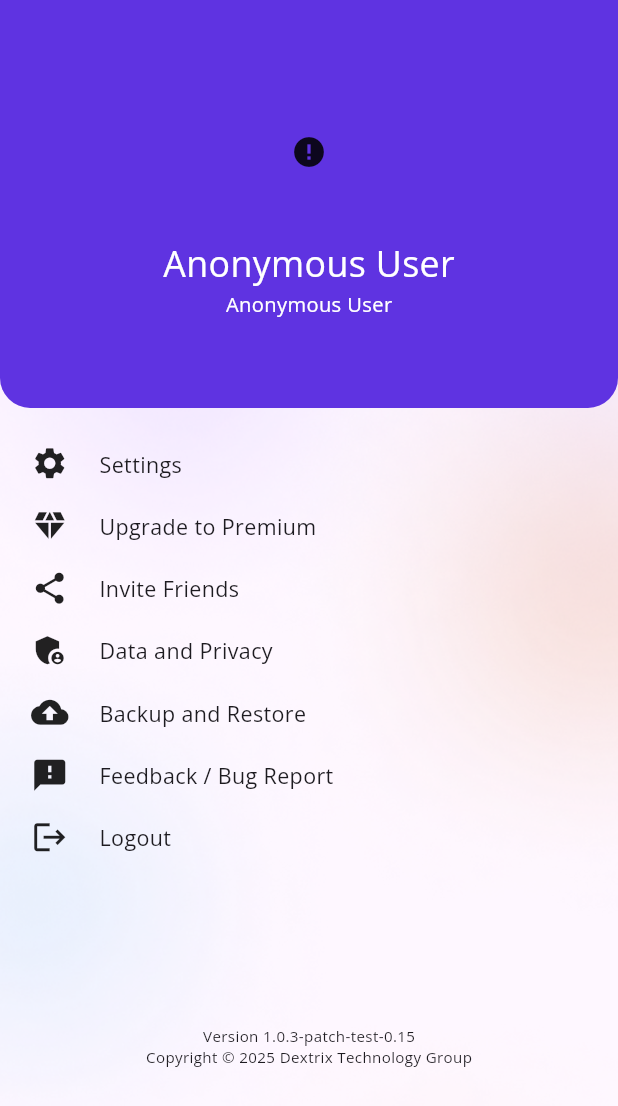
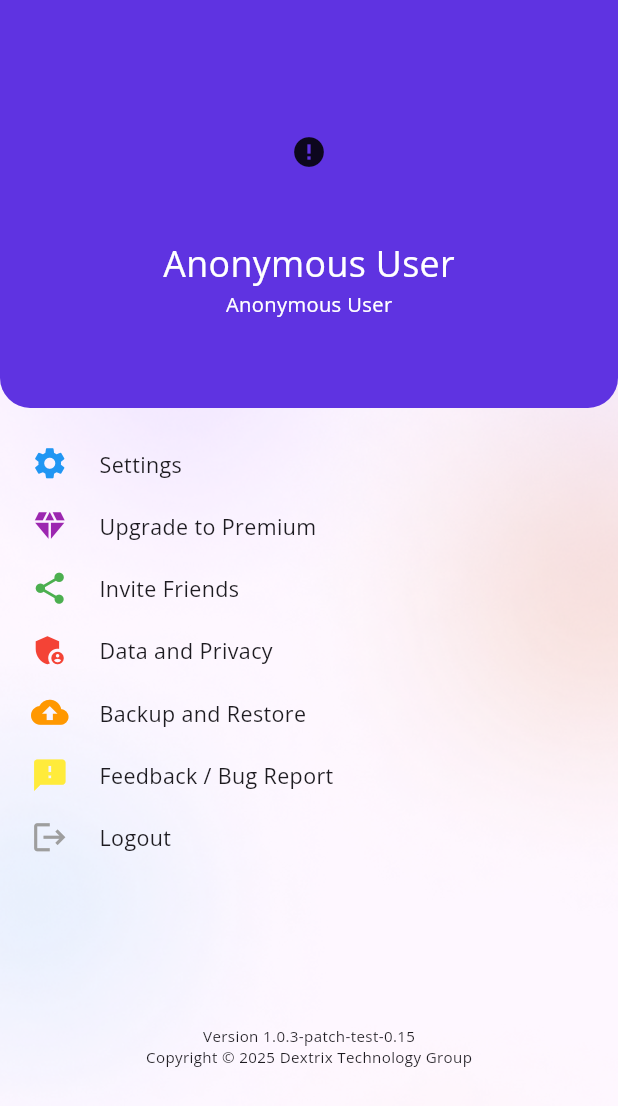
Before and after one commit to ROUNAK-K-JHA-2002/budget-beam, a Flutter app: the ProfileScreen screen opened by its route, on a phone screen of 412 x 824 dp. Shown: the top 1106 px of the screen. Run offline on Flutter 3.47's test engine with Material 3 defaults, Android fonts, the phone set to English and light mode, and no system bars; drawn by our look-alikes of cached_network_image; our stand-ins replace cloud_firestore, connectivity_plus, firebase_auth, firebase_core, flutter_dotenv, flutter_riverpod and 12 more; missing offline and left inert: graphic; accounts and stored records are empty; generated files the repository leaves out were written again; network calls fail.

Commit message:
New Fix for usermodel

```diff
--- a/lib/components/banner_ads_widget.dart
+++ b/lib/components/banner_ads_widget.dart
@@ -27,13 +27,10 @@ class _BannerAdsWidgetState extends State<BannerAdsWidget> {
   @override
   Widget build(BuildContext context) {
     return bannerAd.responseInfo == null
-        ? SizedBox.shrink()
+        ? const SizedBox.shrink()
         : Container(
             margin: EdgeInsets.symmetric(vertical: 0.5.h),
             width: bannerAd.size.width.toDouble(),
-            height: bannerAd.responseInfo!.responseId == null
-                ? 0
-                : bannerAd.size.height.toDouble(),
             alignment: Alignment.center,
             child: SizedBox(),
             // child: AdWidget(ad: bannerAd),
--- a/lib/screens/home_screen.dart
+++ b/lib/screens/home_screen.dart
@@ -354,7 +354,8 @@ class _HomeScreenState extends ConsumerState<HomeScreen> {
                           ValueListenableBuilder(
                               valueListenable: dailyBudget,
                               builder: (context, value, child) {
-                                return netBalance.todaysExpense > value
+                                return netBalance.todaysExpense > value &&
+                                        value != 0
                                     ? Padding(
                                         padding: EdgeInsets.only(bottom: 2.h),
                                         child: Text(
--- a/lib/screens/login_screen.dart
+++ b/lib/screens/login_screen.dart
@@ -4,6 +4,7 @@ import 'package:budgetbeam/components/button.dart';
 import 'package:budgetbeam/models/user_model.dart';
 import 'package:budgetbeam/services/sign_in.dart';
 import 'package:budgetbeam/services/user_services.dart';
+import 'package:budgetbeam/utils/helpers.dart';
 import 'package:firebase_auth/firebase_auth.dart';
 import 'package:flutter/material.dart';
 import 'package:flutter_svg/flutter_svg.dart';
@@ -26,6 +27,7 @@ class _LoginScreenState extends State<LoginScreen> {
       await signInWithGoogle();
       User? user = FirebaseAuth.instance.currentUser;
       if (user != null) {
+        print(user.uid);
         UserModel? firebaseUser = await getUser(user.uid, context, ref);
         if (firebaseUser == null) {
           createUser(
@@ -34,8 +36,10 @@ class _LoginScreenState extends State<LoginScreen> {
                   userId: user.uid,
                   email: user.email ?? '',
                   groups: [],
+                  dailyLimit: '0',
                   hasAllowedGroupFeature: false,
                   hasOnboarded: true,
+                  referralCode: generateStructuredReferralCode(),
                   isConsentUsingApp: true,
                   name: user.displayName ?? '',
                   plan: 'Free Plan',
--- a/lib/screens/profile_screen.dart
+++ b/lib/screens/profile_screen.dart
@@ -224,6 +224,7 @@ class _ProfileScreenState extends ConsumerState<ProfileScreen> {
                               Icon(
                                 profileItems[index]['icon'],
                                 size: 25,
+                                color: profileItems[index]['color'],
                               ),
                               SizedBox(width: 5.w),
                               Text(
--- a/lib/services/user_services.dart
+++ b/lib/services/user_services.dart
@@ -37,12 +37,14 @@ Future<UserModel?> getUser(
   try {
     DocumentSnapshot doc =
         await FirebaseFirestore.instance.collection('users').doc(userId).get();
+
     if (doc.exists) {
+      print("User retrieved: ${doc.data()}");
       UserModel user = UserModel.fromJson(doc.data() as Map<String, dynamic>);
+
       ref.read(userNotifierProvider.notifier).setUser(user);
       return user;
     } else {
-      showErrorSnackbar("Failed to retrieve user");
       return null;
     }
   } catch (e) {
--- a/lib/utils/constants.dart
+++ b/lib/utils/constants.dart
@@ -6,36 +6,43 @@ List<Map<String, dynamic>> profileItems = [
     "icon": Icons.settings,
     "title": "Settings",
     "route": "/settings",
+    "color": Colors.blue,
   },
   {
     "icon": Icons.diamond,
     "title": "Upgrade to Premium",
     "route": "/upgrade",
+    "color": Colors.purple,
   },
   {
     "icon": Icons.share,
     "title": "Invite Friends",
     "route": "/invite",
+    "color": Colors.green,
   },
   {
     "icon": Icons.admin_panel_settings,
     "title": "Data and Privacy",
     "route": "/data",
+    "color": Colors.red,
   },
   {
     "icon": Icons.backup,
     "title": "Backup and Restore",
     "route": "/backup",
+    "color": Colors.orange,
   },
   {
     "icon": Icons.feedback,
     "title": "Feedback / Bug Report",
     "route": "/developer",
+    "color": Colors.yellow,
   },
   {
     "icon": Icons.logout,
     "title": "Logout",
     "route": "/logout",
+    "color": Colors.grey,
   },
 ];
 
```
Also changed, not shown: lib/components/analysis.dart (+7 -3 lines), lib/components/line_graph.dart (+7 -2 lines), lib/components/upgrade.dart (+5 -2 lines), lib/models/user_model.dart (+10 -2 lines), lib/utils/helpers.dart (+20 -0 lines).
